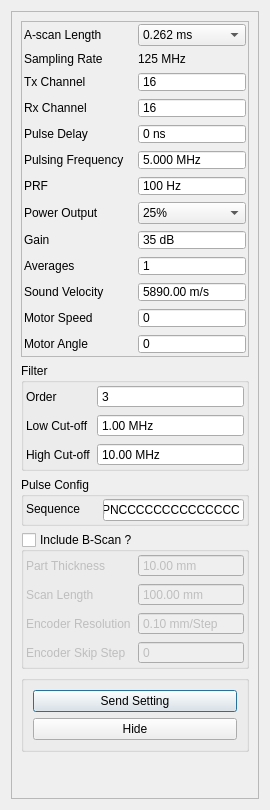
Qt form tsettings.ui (SDJoeKing/Tubers_GUI) before a commit.
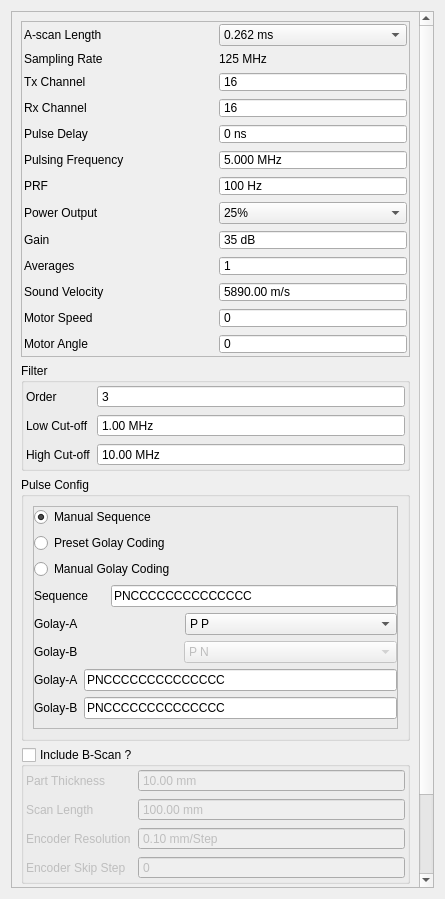
The same form after that commit.

Commit message: golay functions added

Diff of the .ui file:
```diff
--- a/tsettings.ui
+++ b/tsettings.ui
@@ -6,8 +6,8 @@
    <rect>
     <x>0</x>
     <y>0</y>
-    <width>270</width>
-    <height>810</height>
+    <width>445</width>
+    <height>899</height>
    </rect>
   </property>
   <property name="sizePolicy">
@@ -19,7 +19,7 @@
   <property name="windowTitle">
    <string>Dialog</string>
   </property>
-  <layout class="QGridLayout" name="gridLayout">
+  <layout class="QGridLayout" name="gridLayout_3">
    <item row="0" column="0">
     <widget class="QScrollArea" name="scrollArea">
      <property name="sizePolicy">
@@ -39,12 +39,12 @@
        <rect>
         <x>0</x>
         <y>0</y>
-        <width>283</width>
-        <height>800</height>
+        <width>411</width>
+        <height>1046</height>
        </rect>
       </property>
-      <layout class="QGridLayout" name="gridLayout_3">
-       <item row="0" column="0">
+      <layout class="QVBoxLayout" name="verticalLayout_6">
+       <item>
         <widget class="QFrame" name="frame">
          <property name="frameShape">
           <enum>QFrame::Shape::StyledPanel</enum>
@@ -544,7 +544,7 @@
          </layout>
         </widget>
        </item>
-       <item row="1" column="0">
+       <item>
         <widget class="QGroupBox" name="groupBox">
          <property name="maximumSize">
           <size>
@@ -652,32 +652,68 @@
          </layout>
         </widget>
        </item>
-       <item row="2" column="0">
+       <item>
         <widget class="QGroupBox" name="groupBox_3">
          <property name="maximumSize">
           <size>
            <width>16777215</width>
-           <height>70</height>
+           <height>300</height>
           </size>
          </property>
          <property name="title">
           <string>Pulse Config</string>
          </property>
-         <layout class="QFormLayout" name="formLayout_3">
+         <layout class="QGridLayout" name="gridLayout">
+          <item row="0" column="0">
+           <widget class="QFrame" name="frame_3">
+            <property name="frameShape">
+             <enum>QFrame::Shape::StyledPanel</enum>
+            </property>
+            <property name="frameShadow">
+             <enum>QFrame::Shadow::Raised</enum>
+            </property>
+            <layout class="QVBoxLayout" name="verticalLayout_5">
           <property name="leftMargin">
-           <number>2</number>
+              <number>0</number>
           </property>
           <property name="topMargin">
-           <number>2</number>
+              <number>0</number>
           </property>
           <property name="rightMargin">
-           <number>2</number>
-          </property>
-          <property name="bottomMargin">
-           <number>2</number>
-          </property>
-          <item row="0" column="0">
-           <widget class="QLabel" name="labelHz_8">
+              <number>0</number>
+             </property>
+             <item>
+              <layout class="QVBoxLayout" name="verticalLayout_2">
+               <item>
+                <widget class="QRadioButton" name="radioManual">
+                 <property name="text">
+                  <string>Manual Sequence</string>
+                 </property>
+                 <property name="checked">
+                  <bool>true</bool>
+                 </property>
+                </widget>
+               </item>
+               <item>
+                <widget class="QRadioButton" name="radioPresetGolay">
+                 <property name="text">
+                  <string>Preset Golay Coding</string>
+                 </property>
+                </widget>
+               </item>
+               <item>
+                <widget class="QRadioButton" name="radioManualGolay">
+                 <property name="text">
+                  <string>Manual Golay Coding</string>
+                 </property>
+                </widget>
+               </item>
+              </layout>
+             </item>
+             <item>
+              <layout class="QHBoxLayout" name="horizontalLayout_2">
+               <item>
+                <widget class="QLabel" name="labelSeq">
             <property name="maximumSize">
              <size>
               <width>16777215</width>
@@ -689,7 +725,7 @@
             </property>
            </widget>
           </item>
-          <item row="0" column="1">
+               <item>
            <widget class="QLineEdit" name="pulseSequence">
             <property name="font">
              <font>
@@ -714,9 +750,189 @@
            </widget>
           </item>
          </layout>
-        </widget>
-       </item>
-       <item row="3" column="0">
+             </item>
+             <item>
+              <layout class="QVBoxLayout" name="verticalLayout_3">
+               <item>
+                <layout class="QHBoxLayout" name="horizontalLayout_3">
+                 <item>
+                  <widget class="QLabel" name="labelPresetGolayA">
+                   <property name="maximumSize">
+                    <size>
+                     <width>16777215</width>
+                     <height>20</height>
+                    </size>
+                   </property>
+                   <property name="text">
+                    <string>Golay-A</string>
+                   </property>
+                  </widget>
+                 </item>
+                 <item>
+                  <widget class="QComboBox" name="comboPresetGolayA">
+                   <item>
+                    <property name="text">
+                     <string>P P </string>
+                    </property>
+                   </item>
+                   <item>
+                    <property name="text">
+                     <string>P P N P</string>
+                    </property>
+                   </item>
+                   <item>
+                    <property name="text">
+                     <string>P P P N P P N P</string>
+                    </property>
+                   </item>
+                   <item>
+                    <property name="text">
+                     <string>N N P N N N N P N P P P N P N N</string>
+                    </property>
+                   </item>
+                  </widget>
+                 </item>
+                </layout>
+               </item>
+               <item>
+                <layout class="QHBoxLayout" name="horizontalLayout_4">
+                 <item>
+                  <widget class="QLabel" name="labelPresetGolayB">
+                   <property name="maximumSize">
+                    <size>
+                     <width>16777215</width>
+                     <height>20</height>
+                    </size>
+                   </property>
+                   <property name="text">
+                    <string>Golay-B</string>
+                   </property>
+                  </widget>
+                 </item>
+                 <item>
+                  <widget class="QComboBox" name="comboPresetGolayB">
+                   <property name="enabled">
+                    <bool>false</bool>
+                   </property>
+                   <item>
+                    <property name="text">
+                     <string>P N </string>
+                    </property>
+                   </item>
+                   <item>
+                    <property name="text">
+                     <string>P P P N</string>
+                    </property>
+                   </item>
+                   <item>
+                    <property name="text">
+                     <string>P P P N N N P N </string>
+                    </property>
+                   </item>
+                   <item>
+                    <property name="text">
+                     <string>N N P N N N N P P N N N P N P P</string>
+                    </property>
+                   </item>
+                  </widget>
+                 </item>
+                </layout>
+               </item>
+              </layout>
+             </item>
+             <item>
+              <layout class="QVBoxLayout" name="verticalLayout_4">
+               <item>
+                <layout class="QHBoxLayout" name="horizontalLayout_5">
+                 <item>
+                  <widget class="QLabel" name="labelGolayA">
+                   <property name="maximumSize">
+                    <size>
+                     <width>16777215</width>
+                     <height>20</height>
+                    </size>
+                   </property>
+                   <property name="text">
+                    <string>Golay-A</string>
+                   </property>
+                  </widget>
+                 </item>
+                 <item>
+                  <widget class="QLineEdit" name="lineGolayA">
+                   <property name="font">
+                    <font>
+                     <pointsize>9</pointsize>
+                    </font>
+                   </property>
+                   <property name="focusPolicy">
+                    <enum>Qt::FocusPolicy::ClickFocus</enum>
+                   </property>
+                   <property name="toolTip">
+                    <string/>
+                   </property>
+                   <property name="inputMask">
+                    <string>AAAAAAAAAAAAAAAA</string>
+                   </property>
+                   <property name="text">
+                    <string>PNCCCCCCCCCCCCCC</string>
+                   </property>
+                   <property name="maxLength">
+                    <number>16</number>
+                   </property>
+                  </widget>
+                 </item>
+                </layout>
+               </item>
+               <item>
+                <layout class="QHBoxLayout" name="horizontalLayout_6">
+                 <item>
+                  <widget class="QLabel" name="labelGolayB">
+                   <property name="maximumSize">
+                    <size>
+                     <width>16777215</width>
+                     <height>20</height>
+                    </size>
+                   </property>
+                   <property name="text">
+                    <string>Golay-B</string>
+                   </property>
+                  </widget>
+                 </item>
+                 <item>
+                  <widget class="QLineEdit" name="lineGolayB">
+                   <property name="font">
+                    <font>
+                     <pointsize>9</pointsize>
+                    </font>
+                   </property>
+                   <property name="focusPolicy">
+                    <enum>Qt::FocusPolicy::ClickFocus</enum>
+                   </property>
+                   <property name="toolTip">
+                    <string/>
+                   </property>
+                   <property name="inputMask">
+                    <string>AAAAAAAAAAAAAAAA</string>
+                   </property>
+                   <property name="text">
+                    <string>PNCCCCCCCCCCCCCC</string>
+                   </property>
+                   <property name="maxLength">
+                    <number>16</number>
+                   </property>
+                  </widget>
+                 </item>
+                </layout>
+               </item>
+              </layout>
+             </item>
+            </layout>
+           </widget>
+          </item>
+         </layout>
+        </widget>
+       </item>
+       <item>
         <widget class="QGroupBox" name="groupBscan">
          <property name="title">
           <string>Include B-Scan ?</string>
@@ -841,7 +1057,7 @@
          </layout>
         </widget>
        </item>
-       <item row="4" column="0">
+       <item>
         <widget class="QGroupBox" name="groupBox_2">
          <property name="title">
           <string/>
@@ -864,7 +1080,7 @@
          </layout>
         </widget>
        </item>
-       <item row="5" column="0">
+       <item>
         <spacer name="verticalSpacer">
          <property name="orientation">
           <enum>Qt::Orientation::Vertical</enum>
```
Lines whose indentation alone changed are shown as unchanged. The commit also changes 6 other files.
